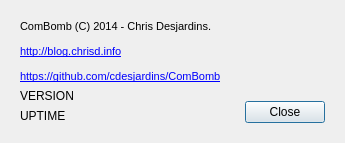
Qt form ComBombGui/aboutdialog.ui (cdesjardins/ComBomb) before a commit.
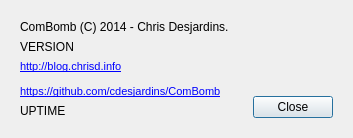
The same form after that commit. Icons and pictures are not drawn. Custom widgets are drawn as their Qt base class.

```diff
--- a/ComBombGui/aboutdialog.ui
+++ b/ComBombGui/aboutdialog.ui
@@ -9,7 +9,7 @@
    <rect>
     <x>0</x>
     <y>0</y>
-    <width>330</width>
+    <width>334</width>
     <height>138</height>
    </rect>
   </property>
@@ -30,6 +30,23 @@
    <item row="0" column="0">
     <widget class="QWidget" name="widget" native="true">
      <layout class="QVBoxLayout" name="verticalLayout">
+      <item>
+       <widget class="QLabel" name="label_3">
+        <property name="text">
+         <string>ComBomb (C) 2014 - Chris Desjardins.</string>
+        </property>
+       </widget>
+      </item>
+      <item>
+       <widget class="QLabel" name="versionLabel">
+        <property name="text">
+         <string>VERSION</string>
+        </property>
+        <property name="textFormat">
+         <enum>Qt::RichText</enum>
+        </property>
+       </widget>
+      </item>
       <item>
        <widget class="QLabel" name="label">
         <property name="sizePolicy">
@@ -42,10 +59,9 @@
          <string>&lt;!DOCTYPE HTML PUBLIC &quot;-//W3C//DTD HTML 4.0//EN&quot; &quot;http://www.w3.org/TR/REC-html40/strict.dtd&quot;&gt;
 &lt;html&gt;&lt;head&gt;&lt;meta name=&quot;qrichtext&quot; content=&quot;1&quot; /&gt;&lt;style type=&quot;text/css&quot;&gt;
 p, li { white-space: pre-wrap; }
-&lt;/style&gt;&lt;/head&gt;&lt;body style=&quot; font-family:'Cantarell'; font-size:11pt; font-weight:400; font-style:normal;&quot;&gt;
-&lt;p style=&quot; margin-top:12px; margin-bottom:12px; margin-left:0px; margin-right:0px; -qt-block-indent:0; text-indent:0px;&quot;&gt;&lt;span style=&quot; font-family:'MS Shell Dlg 2'; font-size:8pt;&quot;&gt;ComBomb (C) 2014 - Chris Desjardins.&lt;/span&gt;&lt;/p&gt;
-&lt;p style=&quot; margin-top:12px; margin-bottom:12px; margin-left:0px; margin-right:0px; -qt-block-indent:0; text-indent:0px;&quot;&gt;&lt;a href=&quot;http://blog.chrisd.info&quot;&gt;&lt;span style=&quot; font-family:'MS Shell Dlg 2'; font-size:8pt; text-decoration: underline; color:#0000ff;&quot;&gt;http://blog.chrisd.info&lt;/span&gt;&lt;/a&gt;&lt;/p&gt;
-&lt;p style=&quot; margin-top:12px; margin-bottom:12px; margin-left:0px; margin-right:0px; -qt-block-indent:0; text-indent:0px;&quot;&gt;&lt;a href=&quot;https://github.com/cdesjardins/ComBomb&quot;&gt;&lt;span style=&quot; font-family:'Sans Serif'; font-size:8pt; text-decoration: underline; color:#0000ff;&quot;&gt;https://github.com/cdesjardins/ComBomb&lt;/span&gt;&lt;/a&gt;&lt;/p&gt;&lt;/body&gt;&lt;/html&gt;</string>
+&lt;/style&gt;&lt;/head&gt;&lt;body style=&quot; font-family:'MS Shell Dlg 2'; font-size:8pt; font-weight:400; font-style:normal;&quot;&gt;
+&lt;p style=&quot; margin-top:12px; margin-bottom:12px; margin-left:0px; margin-right:0px; -qt-block-indent:0; text-indent:0px;&quot;&gt;&lt;a href=&quot;http://blog.chrisd.info&quot;&gt;&lt;span style=&quot; text-decoration: underline; color:#0000ff;&quot;&gt;http://blog.chrisd.info&lt;/span&gt;&lt;/a&gt;&lt;/p&gt;
+&lt;p style=&quot; margin-top:12px; margin-bottom:12px; margin-left:0px; margin-right:0px; -qt-block-indent:0; text-indent:0px;&quot;&gt;&lt;a href=&quot;https://github.com/cdesjardins/ComBomb&quot;&gt;&lt;span style=&quot; font-family:'Sans Serif'; text-decoration: underline; color:#0000ff;&quot;&gt;https://github.com/cdesjardins/ComBomb&lt;/span&gt;&lt;/a&gt;&lt;/p&gt;&lt;/body&gt;&lt;/html&gt;</string>
         </property>
         <property name="textFormat">
          <enum>Qt::RichText</enum>
@@ -58,16 +74,6 @@
         </property>
        </widget>
       </item>
-      <item>
-       <widget class="QLabel" name="versionLabel">
-        <property name="text">
-         <string>VERSION</string>
-        </property>
-        <property name="textFormat">
-         <enum>Qt::RichText</enum>
-        </property>
-       </widget>
-      </item>
       <item>
        <widget class="QLabel" name="uptimeLabel">
         <property name="text">
```
